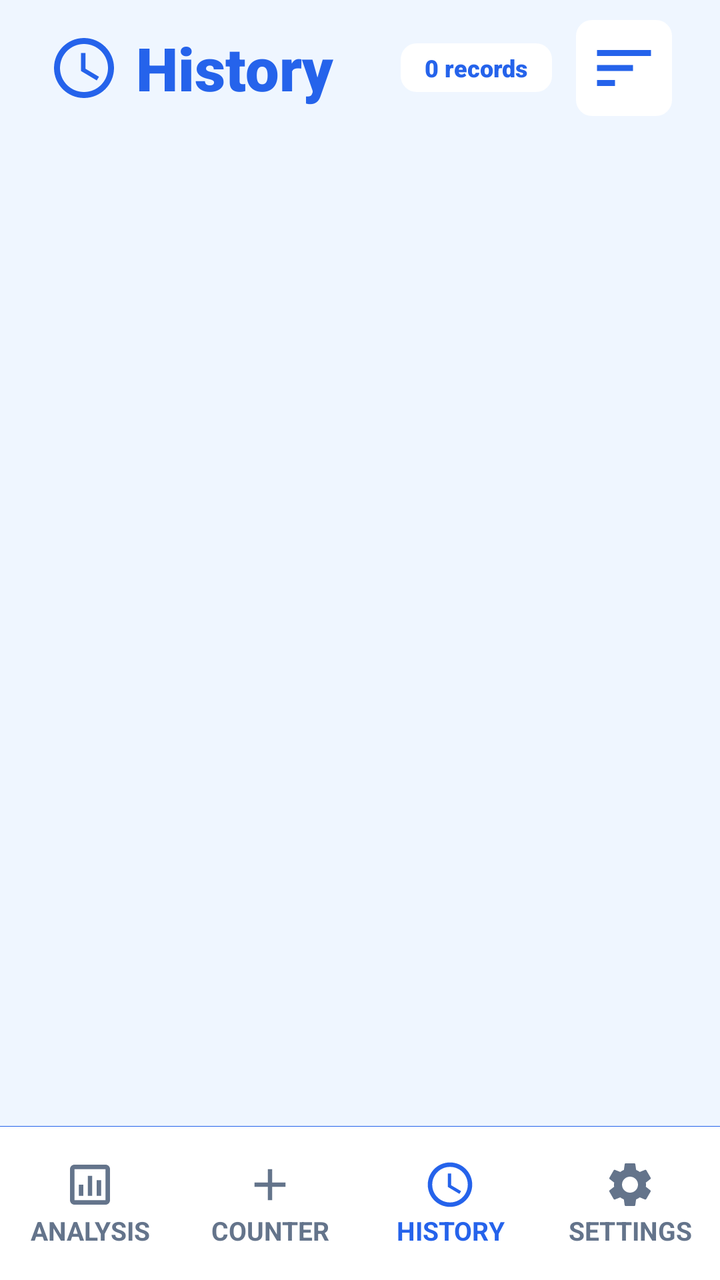
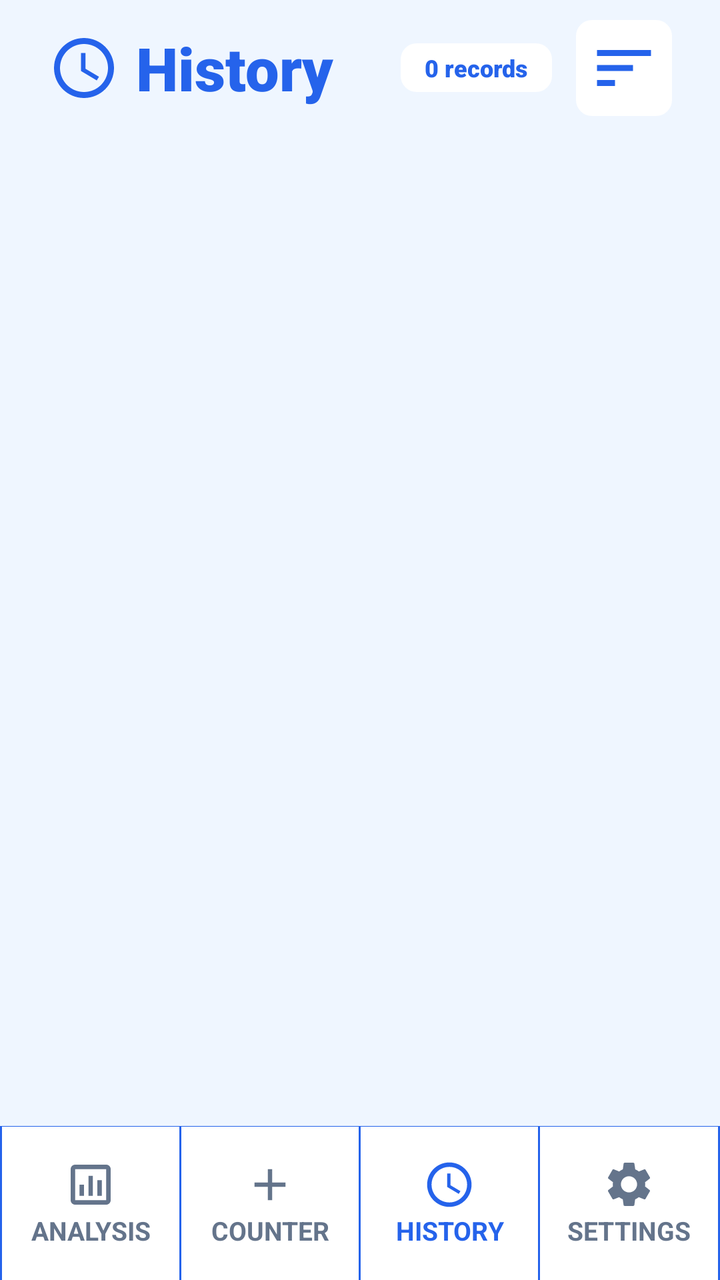

An Android layout rendered at two revisions. The XML below is the earlier revision; the diff shows what the commit changed to produce the second picture.
<!-- AndroidManifest.xml: application theme Theme.SmartTasbeeh -->
<!-- res/layout/activity_saved_counts.xml -->
<?xml version="1.0" encoding="utf-8"?>
<androidx.constraintlayout.widget.ConstraintLayout xmlns:android="http://schemas.android.com/apk/res/android"
    xmlns:app="http://schemas.android.com/apk/res-auto"
    xmlns:tools="http://schemas.android.com/tools"
    android:layout_width="match_parent"
    android:layout_height="match_parent"
    android:background="@color/app_background">

    
    <LinearLayout
        android:id="@+id/headerLayout"
        android:layout_width="match_parent"
        android:layout_height="wrap_content"
        android:orientation="horizontal"
        android:paddingLeft="24dp"
        android:paddingRight="24dp"
        android:paddingTop="10dp"
        android:paddingBottom="10dp"
        android:gravity="center_vertical"
        app:layout_constraintTop_toTopOf="parent">

        <ImageView
            android:layout_width="36dp"
            android:layout_height="36dp"
            android:src="@drawable/ic_clock"
            app:tint="@color/count_text_color"
            android:layout_marginEnd="8dp"
            android:contentDescription="@null"/>

        <TextView
            android:layout_width="0dp"
            android:layout_height="wrap_content"
            android:layout_weight="1"
            android:text="@string/history_title"
            android:textSize="30sp"
            android:fontFamily="sans-serif-black"
            android:textColor="@color/count_text_color" />

        <TextView
            android:id="@+id/recordCountBadge"
            android:layout_width="wrap_content"
            android:layout_height="wrap_content"
            android:background="@drawable/item_bg_shape"
            android:backgroundTint="@color/card_background"
            android:paddingStart="12dp"
            android:paddingEnd="12dp"
            android:paddingTop="4dp"
            android:paddingBottom="4dp"
            android:text="@string/no_records_badge"
            android:fontFamily="sans-serif-black"
            android:textColor="@color/count_text_color"
            android:textSize="12sp"/>

        <ImageView
            android:id="@+id/btnSort"
            android:layout_width="48dp"
            android:layout_height="48dp"
            android:layout_marginStart="12dp"
            android:background="@drawable/item_bg_shape"
            android:backgroundTint="@color/card_background"
            android:src="@drawable/ic_sort"
            android:scaleType="centerInside"
            app:tint="@color/count_text_color"
            android:clickable="true"
            android:focusable="true"
            android:contentDescription="@string/action_sort_history"/>

    </LinearLayout>

    
    <androidx.recyclerview.widget.RecyclerView
        android:id="@+id/recyclerView"
        android:layout_width="match_parent"
        android:layout_height="0dp"
        android:clipToPadding="false"
        android:padding="16dp"
        app:layout_constraintTop_toBottomOf="@id/headerLayout"
        app:layout_constraintBottom_toTopOf="@id/bottomNavDivider"
        tools:listitem="@layout/item_saved_count" />

    <TextView
        android:id="@+id/emptyView"
        android:layout_width="wrap_content"
        android:layout_height="wrap_content"
        android:text="@string/no_saved_counts"
        android:textColor="@color/text_secondary"
        android:textSize="16sp"
        android:visibility="gone"
        app:layout_constraintBottom_toTopOf="@id/bottomNavDivider"
        app:layout_constraintEnd_toEndOf="parent"
        app:layout_constraintStart_toStartOf="parent"
        app:layout_constraintTop_toBottomOf="@id/headerLayout" />

    
    <View
        android:id="@+id/bottomNavDivider"
        android:layout_width="match_parent"
        android:layout_height="0.1dp"
        android:background="@color/count_text_color"
        app:layout_constraintBottom_toTopOf="@id/bottomNav"/>

    
    <LinearLayout
        android:id="@+id/bottomNav"
        android:layout_width="match_parent"
        android:layout_height="0dp"
        app:layout_constraintHeight_percent="0.12"
        android:background="@color/nav_bg"
        android:orientation="horizontal"
        android:weightSum="4"
        android:baselineAligned="false"
        app:layout_constraintBottom_toBottomOf="parent">

        
        <androidx.constraintlayout.widget.ConstraintLayout
            android:id="@+id/btnNavAnalysis"
            android:layout_width="0dp"
            android:layout_height="match_parent"
            android:layout_weight="1"
            android:clickable="true"
            android:focusable="true"
            android:background="?attr/selectableItemBackground">

            <ImageView
                android:id="@+id/imgAnalysis"
                android:layout_width="0dp"
                android:layout_height="0dp"
                android:src="@drawable/ic_analysis"
                app:tint="@color/nav_text_unselected"
                app:layout_constraintTop_toTopOf="parent"
                app:layout_constraintBottom_toTopOf="@+id/txtAnalysis"
                app:layout_constraintStart_toStartOf="parent"
                app:layout_constraintEnd_toEndOf="parent"
                app:layout_constraintHeight_percent="0.35"
                app:layout_constraintDimensionRatio="1:1"
                app:layout_constraintVertical_chainStyle="packed"
                android:contentDescription="@null"/>

            <TextView
                android:id="@+id/txtAnalysis"
                android:layout_width="0dp"
                android:layout_height="0dp"
                android:text="@string/nav_analysis"
                android:textColor="@color/nav_text_unselected"
                android:gravity="center"
                android:textStyle="bold"
                app:layout_constraintTop_toBottomOf="@id/imgAnalysis"
                app:layout_constraintBottom_toBottomOf="parent"
                app:layout_constraintStart_toStartOf="parent"
                app:layout_constraintEnd_toEndOf="parent"
                app:layout_constraintHeight_percent="0.25"
                app:layout_constraintWidth_percent="0.9"
                app:autoSizeTextType="uniform"
                app:autoSizeMinTextSize="8sp"
                app:autoSizeMaxTextSize="13sp"
                app:autoSizeStepGranularity="1sp"/>
        </androidx.constraintlayout.widget.ConstraintLayout>

        
        <androidx.constraintlayout.widget.ConstraintLayout
            android:id="@+id/btnNavCounter"
            android:layout_width="0dp"
            android:layout_height="match_parent"
            android:layout_weight="1"
            android:clickable="true"
            android:focusable="true"
            android:background="?attr/selectableItemBackground">

            <ImageView
                android:id="@+id/imgCounter"
                android:layout_width="0dp"
                android:layout_height="0dp"
                android:src="@drawable/ic_add"
                app:tint="@color/nav_text_unselected"
                app:layout_constraintTop_toTopOf="parent"
                app:layout_constraintBottom_toTopOf="@+id/txtCounter"
                app:layout_constraintStart_toStartOf="parent"
                app:layout_constraintEnd_toEndOf="parent"
                app:layout_constraintHeight_percent="0.35"
                app:layout_constraintDimensionRatio="1:1"
                app:layout_constraintVertical_chainStyle="packed"
                android:contentDescription="@null"/>

            <TextView
                android:id="@+id/txtCounter"
                android:layout_width="0dp"
                android:layout_height="0dp"
                android:text="@string/nav_counter"
                android:textColor="@color/nav_text_unselected"
                android:gravity="center"
                android:textStyle="bold"
                app:layout_constraintTop_toBottomOf="@id/imgCounter"
                app:layout_constraintBottom_toBottomOf="parent"
                app:layout_constraintStart_toStartOf="parent"
                app:layout_constraintEnd_toEndOf="parent"
                app:layout_constraintHeight_percent="0.25"
                app:layout_constraintWidth_percent="0.9"
                app:autoSizeTextType="uniform"
                app:autoSizeMinTextSize="8sp"
                app:autoSizeMaxTextSize="13sp"
                app:autoSizeStepGranularity="1sp"/>
        </androidx.constraintlayout.widget.ConstraintLayout>

        
        <androidx.constraintlayout.widget.ConstraintLayout
            android:layout_width="0dp"
            android:layout_height="match_parent"
            android:layout_weight="1"
            android:clickable="true"
            android:focusable="true"
            android:background="?attr/selectableItemBackground">

            <ImageView
                android:id="@+id/imgHistory"
                android:layout_width="0dp"
                android:layout_height="0dp"
                android:src="@drawable/ic_clock"
                app:tint="@color/nav_text_selected"
                app:layout_constraintTop_toTopOf="parent"
                app:layout_constraintBottom_toTopOf="@+id/txtHistory"
                app:layout_constraintStart_toStartOf="parent"
                app:layout_constraintEnd_toEndOf="parent"
                app:layout_constraintHeight_percent="0.35"
                app:layout_constraintDimensionRatio="1:1"
                app:layout_constraintVertical_chainStyle="packed"
                android:contentDescription="@null"/>

            <TextView
                android:id="@+id/txtHistory"
                android:layout_width="0dp"
                android:layout_height="0dp"
                android:text="@string/nav_history"
                android:textColor="@color/nav_text_selected"
                android:gravity="center"
                android:textStyle="bold"
                app:layout_constraintTop_toBottomOf="@id/imgHistory"
                app:layout_constraintBottom_toBottomOf="parent"
                app:layout_constraintStart_toStartOf="parent"
                app:layout_constraintEnd_toEndOf="parent"
                app:layout_constraintHeight_percent="0.25"
                app:layout_constraintWidth_percent="0.9"
                app:autoSizeTextType="uniform"
                app:autoSizeMinTextSize="8sp"
                app:autoSizeMaxTextSize="13sp"
                app:autoSizeStepGranularity="1sp"/>
        </androidx.constraintlayout.widget.ConstraintLayout>

        
        <androidx.constraintlayout.widget.ConstraintLayout
            android:id="@+id/btnNavSettings"
            android:layout_width="0dp"
            android:layout_height="match_parent"
            android:layout_weight="1"
            android:clickable="true"
            android:focusable="true"
            android:background="?attr/selectableItemBackground">

            <ImageView
                android:id="@+id/imgSettings"
                android:layout_width="0dp"
                android:layout_height="0dp"
                android:src="@drawable/ic_settings"
                app:tint="@color/nav_text_unselected"
                app:layout_constraintTop_toTopOf="parent"
                app:layout_constraintBottom_toTopOf="@+id/txtSettings"
                app:layout_constraintStart_toStartOf="parent"
                app:layout_constraintEnd_toEndOf="parent"
                app:layout_constraintHeight_percent="0.35"
                app:layout_constraintDimensionRatio="1:1"
                app:layout_constraintVertical_chainStyle="packed"
                android:contentDescription="@null"/>

            <TextView
                android:id="@+id/txtSettings"
                android:layout_width="0dp"
                android:layout_height="0dp"
                android:text="@string/nav_settings"
                android:textColor="@color/nav_text_unselected"
                android:gravity="center"
                android:textStyle="bold"
                app:layout_constraintTop_toBottomOf="@id/imgSettings"
                app:layout_constraintBottom_toBottomOf="parent"
                app:layout_constraintStart_toStartOf="parent"
                app:layout_constraintEnd_toEndOf="parent"
                app:layout_constraintHeight_percent="0.25"
                app:layout_constraintWidth_percent="0.9"
                app:autoSizeTextType="uniform"
                app:autoSizeMinTextSize="8sp"
                app:autoSizeMaxTextSize="13sp"
                app:autoSizeStepGranularity="1sp"/>
        </androidx.constraintlayout.widget.ConstraintLayout>

    </LinearLayout>

</androidx.constraintlayout.widget.ConstraintLayout>
<!-- res/layout/item_saved_count.xml (included above) -->
<?xml version="1.0" encoding="utf-8"?>
<com.google.android.material.card.MaterialCardView xmlns:android="http://schemas.android.com/apk/res/android"
    xmlns:app="http://schemas.android.com/apk/res-auto"
    android:id="@+id/cardContainer"
    android:layout_width="match_parent"
    android:layout_height="wrap_content"
    android:layout_marginBottom="16dp"
    android:clickable="true"
    android:focusable="true"
    app:cardCornerRadius="24dp"
    app:cardElevation="0dp"
    app:strokeWidth="1dp"
    app:strokeColor="@color/card_stroke_color"
    app:cardBackgroundColor="@color/card_background">

    <LinearLayout
        android:layout_width="match_parent"
        android:layout_height="wrap_content"
        android:orientation="vertical"
        android:padding="20dp">

        
        <LinearLayout
            android:layout_width="match_parent"
            android:layout_height="wrap_content"
            android:orientation="horizontal">

            
            <LinearLayout
                android:layout_width="0dp"
                android:layout_height="wrap_content"
                android:layout_weight="1"
                android:orientation="vertical">

                <TextView
                    android:id="@+id/tvTitle"
                    android:layout_width="wrap_content"
                    android:layout_height="wrap_content"
                    android:text="Title"
                    android:textColor="@color/text_primary"
                    android:textSize="18sp"
                    android:fontFamily="sans-serif-black"
                    android:layout_marginBottom="8dp" />

                <LinearLayout
                    android:layout_width="wrap_content"
                    android:layout_height="wrap_content"
                    android:orientation="horizontal"
                    android:gravity="center_vertical">
                    
                     <ImageView
                        android:layout_width="14dp"
                        android:layout_height="14dp"
                        android:src="@drawable/ic_clock"
                        app:tint="@color/hint_text"
                        android:layout_marginEnd="4dp"/>
                        
                    <TextView
                        android:id="@+id/tvDate"
                        android:layout_width="wrap_content"
                        android:layout_height="wrap_content"
                        android:text="29-01-2026   12:41"
                        android:textColor="@color/text_secondary"
                        android:textSize="12sp"
                        android:textStyle="bold"/>
                </LinearLayout>

            </LinearLayout>

            
            <LinearLayout
                android:layout_width="wrap_content"
                android:layout_height="wrap_content"
                android:orientation="vertical"
                android:gravity="center_horizontal"
                android:layout_marginStart="16dp">

                <LinearLayout
                    android:layout_width="wrap_content"
                    android:layout_height="wrap_content"
                    android:orientation="horizontal"
                    android:gravity="center_vertical">
                    
                    <ImageView
                        android:id="@+id/ivPin"
                        android:layout_width="16dp"
                        android:layout_height="16dp"
                        android:src="@drawable/ic_pin"
                        app:tint="@color/tasbeeh_blue_primary"
                        android:visibility="gone"
                        android:layout_marginEnd="4dp"/>

                    <TextView
                        android:id="@+id/tvCount"
                    android:layout_width="wrap_content"
                    android:layout_height="wrap_content"
                    android:text="63"
                    android:textColor="@color/tasbeeh_blue_primary"
                    android:textSize="28sp"
                    android:fontFamily="sans-serif-black"
                        android:includeFontPadding="false"/>
                </LinearLayout>

                <TextView
                    android:layout_width="wrap_content"
                    android:layout_height="wrap_content"
                    android:text="TOTAL"
                    android:textColor="@color/text_secondary"
                    android:textSize="10sp"
                    android:textStyle="bold"
                    android:letterSpacing="0.1"/>
            </LinearLayout>

        </LinearLayout>
        
        
        <LinearLayout
             android:layout_width="match_parent"
             android:layout_height="wrap_content"
             android:orientation="horizontal"
             android:layout_marginTop="20dp"
             android:gravity="center_vertical">

             <Button
                 android:id="@+id/btnContinue"
                 android:layout_width="0dp"
                 android:layout_height="48dp"
                 android:layout_weight="1"
                 android:text="RESUME"
                 android:textAllCaps="true"
                 android:textColor="@color/white"
                 android:textSize="14sp"
                 android:textStyle="bold"
                 android:letterSpacing="0.05"
                 android:backgroundTint="@color/tasbeeh_blue_primary"
                 android:insetTop="0dp"
                 android:insetBottom="0dp"
                 android:layout_marginEnd="12dp"
                 app:icon="@drawable/ic_play_circle"
                 app:iconGravity="textStart"
                 app:iconPadding="8dp"
                 app:iconTint="@color/white"
                 app:cornerRadius="12dp"
                 style="@style/Widget.MaterialComponents.Button.UnelevatedButton"/>

             
             <FrameLayout
                 android:id="@+id/btnDelete"
                 android:layout_width="48dp"
                 android:layout_height="48dp"
                 android:background="@drawable/item_bg_shape"
                 android:backgroundTint="@color/icon_btn_bg"
                 android:clickable="true"
                 android:focusable="true">
                 
                 <ImageView
                    android:layout_width="20dp"
                    android:layout_height="20dp"
                    android:layout_gravity="center"
                    android:src="@drawable/ic_delete" 
                    app:tint="@color/delete_text"/>
             </FrameLayout>
        </LinearLayout>

    </LinearLayout>
</com.google.android.material.card.MaterialCardView>
<!-- resources referenced by this layout -->
<resources>
  <color name="app_background">@color/background_light</color>
  <color name="card_background">#FFFFFF</color>
  <color name="card_stroke_color">#DBEAFE</color>
  <color name="count_text_color">#2563EB</color>
  <color name="delete_text">#DC2626</color>
  <color name="hint_text">#475569</color>
  <color name="icon_btn_bg">#EFF6FF</color>
  <color name="nav_bg">#FFFFFF</color>
  <color name="nav_text_selected">#2563EB</color>
  <color name="nav_text_unselected">#64748B</color>
  <color name="tasbeeh_blue_primary">#2563EB</color>
  <color name="text_primary">#0F172A</color>
  <color name="text_secondary">#475569</color>
  <color name="white">#FFFFFFFF</color>
  <!-- drawable ic_add (drawable) -->
  <vector xmlns:android="http://schemas.android.com/apk/res/android"
      android:width="24dp"
      android:height="24dp"
      android:viewportWidth="24"
      android:viewportHeight="24">
      <path
        android:fillColor="@android:color/white"
        android:pathData="M19,13h-6v6h-2v-6H5v-2h6V5h2v6h6v2z"/>
  </vector>
  <!-- drawable ic_delete (drawable) -->
  <vector xmlns:android="http://schemas.android.com/apk/res/android"
      android:width="24dp"
      android:height="24dp"
      android:viewportWidth="24.0"
      android:viewportHeight="24.0">
      <path
          android:fillColor="@android:color/white"
          android:pathData="M6,19c0,1.1 0.9,2 2,2h8c1.1,0 2,-0.9 2,-2V7H6v12zM19,4h-3.5l-1,-1h-5l-1,1H5v2h14V4z"/>
  </vector>
  <!-- drawable ic_pin (drawable) -->
  <vector xmlns:android="http://schemas.android.com/apk/res/android"
      android:width="24dp"
      android:height="24dp"
      android:viewportWidth="24"
      android:viewportHeight="24"
      android:tint="?attr/colorControlNormal">
    <path
        android:fillColor="@android:color/white"
        android:pathData="M16,12V4H17V2H7V4H8V12L6,14V16H11V22H13V16H18V14L16,12Z"/>
  </vector>
  <!-- drawable ic_play_circle (drawable) -->
  <vector xmlns:android="http://schemas.android.com/apk/res/android"
      android:width="24dp"
      android:height="24dp"
      android:viewportWidth="24.0"
      android:viewportHeight="24.0">
      <path
          android:fillColor="@android:color/white"
          android:pathData="M12,2C6.48,2 2,6.48 2,12s4.48,10 10,10 10,-4.48 10,-10S17.52,2 12,2zM10,16.5v-9l6,4.5 -6,4.5z"/>
  </vector>
  <!-- drawable ic_sort (drawable) -->
  <vector xmlns:android="http://schemas.android.com/apk/res/android"
      android:width="36dp"
      android:height="36dp"
      android:viewportWidth="24"
      android:viewportHeight="24"
      android:tint="?attr/colorControlNormal">
    <path
        android:fillColor="@android:color/white"
        android:pathData="M3,18h6v-2H3v2zM3,6v2h18V6H3zM3,13h12v-2H3v2z"/>
  </vector>
  <!-- drawable item_bg_shape (drawable) -->
  <?xml version="1.0" encoding="utf-8"?>
  <shape xmlns:android="http://schemas.android.com/apk/res/android"
      android:shape="rectangle">
      <solid android:color="@color/card_background" />
      <corners android:radius="8dp"/>
  </shape>
  <string name="action_sort_history">Sort history</string>
  <string name="history_title">History</string>
  <string name="nav_analysis">ANALYSIS</string>
  <string name="nav_counter">COUNTER</string>
  <string name="nav_history">HISTORY</string>
  <string name="nav_settings">SETTINGS</string>
  <string name="no_records_badge">0 records</string>
  <string name="no_saved_counts">No saved counts found</string>
  <style name="Theme.SmartTasbeeh" parent="Base.Theme.SmartTasbeeh" />
  <color name="background_light">#EFF6FF</color>
  <color name="tasbeeh_blue_dark">#1E3A8A</color>
  <!-- unchanged entries left out for length: 4 -->
</resources>

<!-- the commit's change to res/layout/activity_saved_counts.xml (unified diff, before → after) -->
@@ -109,6 +109,8 @@
         android:orientation="horizontal"
         android:weightSum="4"
         android:baselineAligned="false"
+        android:divider="@drawable/nav_divider"
+        android:showDividers="middle|beginning|end"
         app:layout_constraintBottom_toBottomOf="parent">
 
         
@@ -203,12 +205,11 @@
 
         
         <androidx.constraintlayout.widget.ConstraintLayout
+            android:id="@+id/btnSavedCounts"
             android:layout_width="0dp"
             android:layout_height="match_parent"
             android:layout_weight="1"
-            android:clickable="true"
-            android:focusable="true"
-            android:background="?attr/selectableItemBackground">
+            android:focusable="true">
 
             <ImageView
                 android:id="@+id/imgHistory"
<!-- resource entries referenced after the edit -->
@@ -73,6 +73,12 @@
       <solid android:color="@color/card_background" />
       <corners android:radius="8dp"/>
   </shape>
+  <!-- drawable nav_divider (drawable) -->
+  <?xml version="1.0" encoding="utf-8"?>
+  <shape xmlns:android="http://schemas.android.com/apk/res/android">
+      <size android:width="1dp" />
+      <solid android:color="@color/count_text_color" />
+  </shape>
   <string name="action_sort_history">Sort history</string>
   <string name="history_title">History</string>
   <string name="nav_analysis">ANALYSIS</string>
